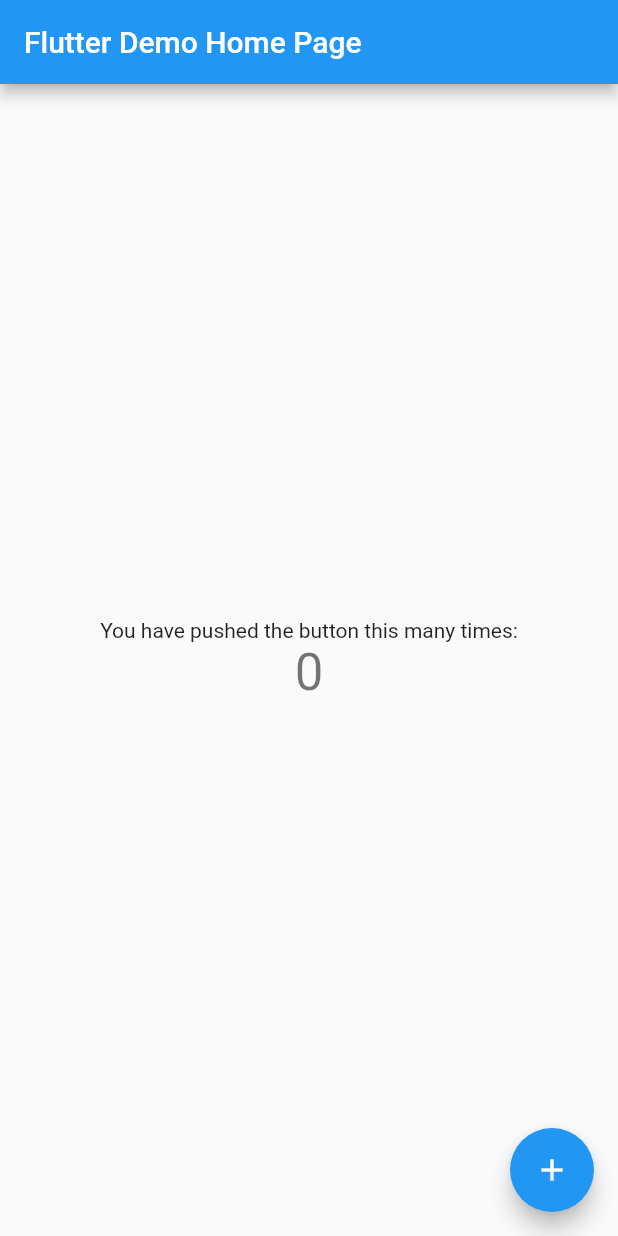
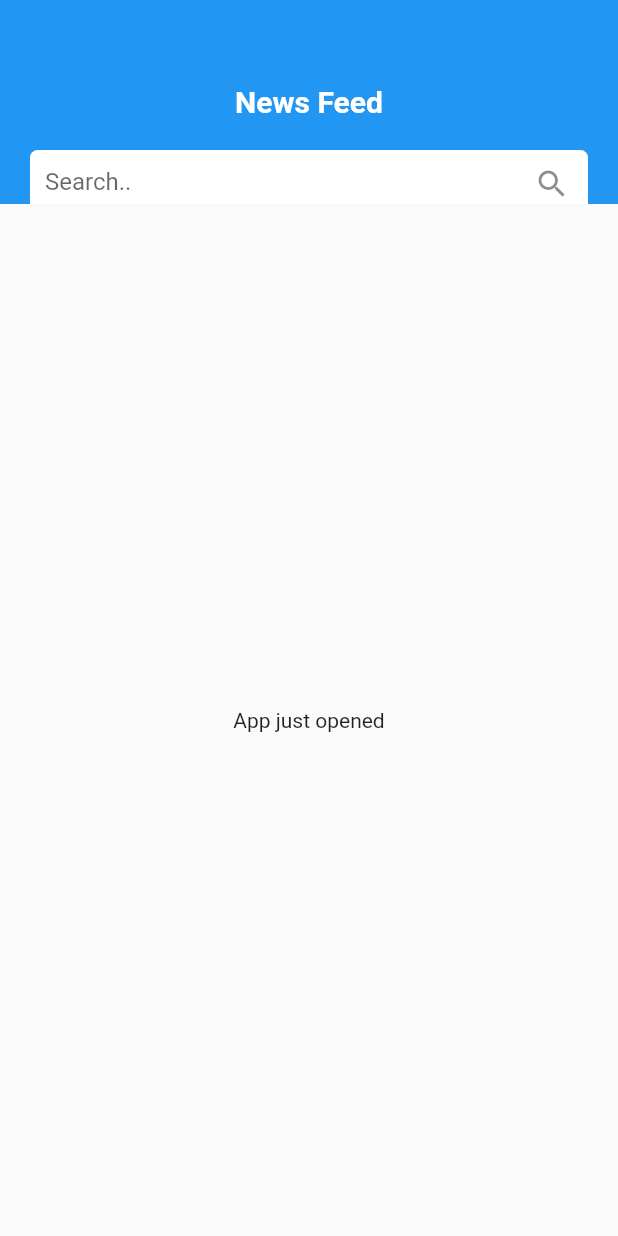
Before and after one commit to codex-dev/news-reader-flutter-bloc, a Flutter app: the screen it shows after launch, on a phone screen of 412 x 824 dp. Run offline on Flutter 3.47's test engine with Material 2 defaults, Android fonts, the light colour scheme and no system bars; our stand-ins replace bloc, equatable, flutter_bloc.

Commit message:
applied bloc; retrieves search results; pagination to be added

```diff
--- /dev/null
+++ b/lib/constants/strings.dart
@@ -0,0 +1 @@
+const DETAILS_SCREEN = "/details";
--- /dev/null
+++ b/lib/cubit/news_cubit.dart
@@ -0,0 +1,28 @@
+import 'package:bloc/bloc.dart';
+import 'package:equatable/equatable.dart';
+import 'package:flutter/foundation.dart';
+import 'package:news_app_flutter/data/models/news.dart';
+import 'package:news_app_flutter/data/repository/news_repository.dart';
+
+part 'news_state.dart';
+
+class NewsCubit extends Cubit<NewsState> {
+  final NewsRepository repository;
+
+  NewsCubit({required this.repository}) : super(NewsInitialState());
+
+  void getNewsArticles(String parameters) {
+    emit(NewsLoadingState());
+
+    try {
+      repository
+          .getArticleList(parameters)
+          .then((articles) => emit(NewsLoadedState(articles: articles)));
+    } catch (e) {
+      if (kDebugMode) {
+        print(e);
+      }
+      emit(NewsLoadingErrorState(error: e.toString()));
+    }
+  }
+}
--- /dev/null
+++ b/lib/cubit/news_state.dart
@@ -0,0 +1,24 @@
+part of 'news_cubit.dart';
+
+abstract class NewsState extends Equatable {
+  const NewsState();
+
+  @override
+  List<Object> get props => [];
+}
+
+class NewsInitialState extends NewsState {}
+
+class NewsLoadingState extends NewsState {}
+
+class NewsLoadedState extends NewsState {
+  final List<Article> articles;
+
+  NewsLoadedState({required this.articles});
+}
+
+class NewsLoadingErrorState extends NewsState {
+  final String error;
+
+  NewsLoadingErrorState({required this.error});
+}
--- /dev/null
+++ b/lib/data/models/news.dart
@@ -0,0 +1,94 @@
+import 'dart:convert';
+
+News newsFromJson(String str) => News.fromJson(json.decode(str));
+
+String newsToJson(News data) => json.encode(data.toJson());
+
+class News {
+  News({
+    required this.status,
+    required this.totalResults,
+    required this.articles,
+  });
+
+  String status;
+  int totalResults;
+  List<Article> articles;
+
+  factory News.fromJson(Map<String, dynamic> json) => News(
+        status: json["status"],
+        totalResults: json["totalResults"],
+        articles: List<Article>.from(
+            json["articles"].map((x) => Article.fromJson(x))),
+      );
+
+  Map<String, dynamic> toJson() => {
+        "status": status,
+        "totalResults": totalResults,
+        "articles": List<dynamic>.from(articles.map((x) => x.toJson())),
+      };
+}
+
+class Article {
+  Article({
+    required this.source,
+    required this.author,
+    required this.title,
+    required this.description,
+    required this.url,
+    required this.urlToImage,
+    required this.publishedAt,
+    required this.content,
+  });
+
+  Source source;
+  String? author;
+  String title;
+  String? description;
+  String url;
+  String urlToImage;
+  DateTime publishedAt;
+  String content;
+
+  factory Article.fromJson(Map<String, dynamic> json) => Article(
+        source: Source.fromJson(json["source"]),
+        author: json["author"],
+        title: json["title"],
+        description: json["description"],
+        url: json["url"],
+        urlToImage: json["urlToImage"],
+        publishedAt: DateTime.parse(json["publishedAt"]),
+        content: json["content"],
+      );
+
+  Map<String, dynamic> toJson() => {
+        "source": source.toJson(),
+        "author": author,
+        "title": title,
+        "description": description,
+        "url": url,
+        "urlToImage": urlToImage,
+        "publishedAt": publishedAt.toIso8601String(),
+        "content": content,
+      };
+}
+
+class Source {
+  Source({
+    required this.id,
+    required this.name,
+  });
+
+  String? id;
+  String name;
+
+  factory Source.fromJson(Map<String, dynamic> json) => Source(
+        id: json["id"],
+        name: json["name"],
+      );
+
+  Map<String, dynamic> toJson() => {
+        "id": id,
+        "name": name,
+      };
+}
--- /dev/null
+++ b/lib/data/repository/news_repository.dart
@@ -0,0 +1,19 @@
+import 'dart:convert';
+
+import 'package:news_app_flutter/data/services/network_service.dart';
+
+import '../models/news.dart';
+
+class NewsRepository {
+  final NetworkService networkService;
+
+  NewsRepository({required this.networkService});
+
+  Future<List<Article>> getArticleList(String parameters) async {
+    final response = await networkService.getNews(parameters);
+    final news = newsFromJson(response.body);
+    // final news = jsonDecode(response.body) as News; // causes cast error
+    // final articles = news.articles.map((json) => Article.fromJson()).toList();
+    return news.articles;
+  }
+}
--- /dev/null
+++ b/lib/data/services/network_service.dart
@@ -0,0 +1,27 @@
+import 'dart:convert';
+import 'package:flutter/foundation.dart';
+import 'package:http/http.dart' as http;
+import 'package:news_app_flutter/data/models/news.dart';
+
+class NetworkService {
+  final _baseUrl = "https://newsapi.org/v2/everything?"
+      "apiKey=cec0a4b71e234f658153457823545ade&language=en&sortBy=relevancy";
+
+  Future<http.Response> getNews(String parameters) async {
+    try {
+      final uri = Uri.parse('$_baseUrl$parameters');
+      final response = await http.get(uri);
+
+      if (kDebugMode) {
+        print(response.body);
+      }
+
+      return response;
+    } catch (e) {
+      if (kDebugMode) {
+        print(e);
+      }
+      rethrow;
+    }
+  }
+}
--- a/lib/main.dart
+++ b/lib/main.dart
@@ -1,115 +1,26 @@
 import 'package:flutter/material.dart';
+import 'package:flutter_bloc/flutter_bloc.dart';
+import 'package:news_app_flutter/cubit/news_cubit.dart';
+import 'package:news_app_flutter/data/repository/news_repository.dart';
+import 'package:news_app_flutter/data/services/network_service.dart';
+import 'package:news_app_flutter/presentation/screens/news_list_screen.dart';
 
 void main() {
-  runApp(const MyApp());
+  runApp(const NewsApp());
 }
 
-class MyApp extends StatelessWidget {
-  const MyApp({Key? key}) : super(key: key);
+class NewsApp extends StatelessWidget {
+  const NewsApp({Key? key}) : super(key: key);
 
-  // This widget is the root of your application.
   @override
   Widget build(BuildContext context) {
     return MaterialApp(
-      title: 'Flutter Demo',
-      theme: ThemeData(
-        // This is the theme of your application.
-        //
-        // Try running your application with "flutter run". You'll see the
-        // application has a blue toolbar. Then, without quitting the app, try
-        // changing the primarySwatch below to Colors.green and then invoke
-        // "hot reload" (press "r" in the console where you ran "flutter run",
-        // or simply save your changes to "hot reload" in a Flutter IDE).
-        // Notice that the counter didn't reset back to zero; the application
-        // is not restarted.
-        primarySwatch: Colors.blue,
+      debugShowCheckedModeBanner: false,
+      home: BlocProvider(
+        create: (context) => NewsCubit(
+            repository: NewsRepository(networkService: NetworkService())),
+        child: NewsListScreen(),
       ),
-      home: const MyHomePage(title: 'Flutter Demo Home Page'),
     );
   }
 }
-
-class MyHomePage extends StatefulWidget {
-  const MyHomePage({Key? key, required this.title}) : super(key: key);
-
-  // This widget is the home page of your application. It is stateful, meaning
-  // that it has a State object (defined below) that contains fields that affect
-  // how it looks.
-
-  // This class is the configuration for the state. It holds the values (in this
-  // case the title) provided by the parent (in this case the App widget) and
-  // used by the build method of the State. Fields in a Widget subclass are
-  // always marked "final".
-
-  final String title;
-
-  @override
-  State<MyHomePage> createState() => _MyHomePageState();
-}
-
-class _MyHomePageState extends State<MyHomePage> {
-  int _counter = 0;
-
-  void _incrementCounter() {
-    setState(() {
-      // This call to setState tells the Flutter framework that something has
-      // changed in this State, which causes it to rerun the build method below
-      // so that the display can reflect the updated values. If we changed
-      // _counter without calling setState(), then the build method would not be
-      // called again, and so nothing would appear to happen.
-      _counter++;
-    });
-  }
-
-  @override
-  Widget build(BuildContext context) {
-    // This method is rerun every time setState is called, for instance as done
-    // by the _incrementCounter method above.
-    //
-    // The Flutter framework has been optimized to make rerunning build methods
-    // fast, so that you can just rebuild anything that needs updating rather
-    // than having to individually change instances of widgets.
-    return Scaffold(
-      appBar: AppBar(
-        // Here we take the value from the MyHomePage object that was created by
-        // the App.build method, and use it to set our appbar title.
-        title: Text(widget.title),
-      ),
-      body: Center(
-        // Center is a layout widget. It takes a single child and positions it
-        // in the middle of the parent.
-        child: Column(
-          // Column is also a layout widget. It takes a list of children and
-          // arranges them vertically. By default, it sizes itself to fit its
-          // children horizontally, and tries to be as tall as its parent.
-          //
-          // Invoke "debug painting" (press "p" in the console, choose the
-          // "Toggle Debug Paint" action from the Flutter Inspector in Android
-          // Studio, or the "Toggle Debug Paint" command in Visual Studio Code)
-          // to see the wireframe for each widget.
-          //
-          // Column has various properties to control how it sizes itself and
-          // how it positions its children. Here we use mainAxisAlignment to
-          // center the children vertically; the main axis here is the vertical
-          // axis because Columns are vertical (the cross axis would be
-          // horizontal).
-          mainAxisAlignment: MainAxisAlignment.center,
-          children: <Widget>[
-            const Text(
-              'You have pushed the button this many times:',
-            ),
-            Text(
-              '$_counter',
-              style: Theme.of(context).textTheme.headline4,
-            ),
-          ],
-        ),
-      ),
-      floatingActionButton: FloatingActionButton(
-        onPressed: _incrementCounter,
-        tooltip: 'Increment',
-        child: const Icon(Icons.add),
-      ), // This trailing comma makes auto-formatting nicer for build methods.
-    );
-  }
-}
--- /dev/null
+++ b/lib/presentation/app_router.dart
@@ -0,0 +1,25 @@
+import 'package:flutter/cupertino.dart';
+import 'package:flutter/material.dart';
+import 'package:flutter_bloc/flutter_bloc.dart';
+import 'package:news_app_flutter/constants/strings.dart';
+import 'package:news_app_flutter/data/repository/news_repository.dart';
+import 'package:news_app_flutter/presentation/screens/news_list_screen.dart';
+
+class AppRouter {
+  // NewsRepository repository;
+
+
+  // AppRouter();
+
+  // Route generateRoute(RouteSettings settings) {
+  //   switch (settings.name) {
+  //     case "/":
+  //     case DETAILS_SCREEN:
+  //       return MaterialPageRoute(
+  //           builder: (_) => BlocProvider.value(
+  //                 value: value,
+  //                 child: NewsListScreen(),
+  //               ));
+  //   }
+  // }
+}
--- /dev/null
+++ b/lib/presentation/screens/news_details_screen.dart
@@ -0,0 +1,17 @@
+import 'package:flutter/material.dart';
+
+class NewsDetailsScreen extends StatelessWidget {
+  const NewsDetailsScreen({Key? key}) : super(key: key);
+
+  @override
+  Widget build(BuildContext context) {
+    return Scaffold(
+      appBar: AppBar(
+        title: Text('News Details'),
+      ),
+      body: Center(
+        child: Text('News details will be shown here..'),
+      ),
+    );
+  }
+}
--- /dev/null
+++ b/lib/presentation/screens/news_list_screen.dart
@@ -0,0 +1,125 @@
+import 'package:flutter/material.dart';
+import 'package:flutter_bloc/flutter_bloc.dart';
+import 'package:news_app_flutter/cubit/news_cubit.dart';
+
+class NewsListScreen extends StatefulWidget {
+  const NewsListScreen({Key? key}) : super(key: key);
+
+  @override
+  State<NewsListScreen> createState() => _NewsListScreenState();
+}
+
+class _NewsListScreenState extends State<NewsListScreen> {
+  final queryController = TextEditingController();
+  int page = 1;
+  final pageSize = 20;
+
+  @override
+  Widget build(BuildContext context) {
+    return Scaffold(
+      appBar: _appBar(AppBar().preferredSize.height, context),
+      body: BlocBuilder<NewsCubit, NewsState>(builder: (context, state) {
+        if (state is NewsInitialState) {
+          return Center(
+            child: Text('App just opened'),
+          );
+        } else if (state is NewsLoadingState) {
+          return Center(
+            child: CircularProgressIndicator(),
+          );
+        }
+
+        final articlesList = (state as NewsLoadedState).articles;
+
+        // state is NewsLoadedState
+        return Center(
+          child: ListView.separated(
+              itemBuilder: (context, index) {
+                final article = articlesList[index];
+
+                return ListTile(
+                  title: Padding(
+                    child: Text(
+                      article.title,
+                      maxLines: 2,
+                    ),
+                    padding: const EdgeInsets.only(bottom: 10.0),
+                  ),
+                  subtitle: Text(
+                    article.description ?? "",
+                    maxLines: 3,
+                    textAlign: TextAlign.justify,
+                  ),
+                  leading: CircleAvatar(
+                    radius: 30.0,
+                    backgroundImage: NetworkImage(article.urlToImage),
+                    backgroundColor: Colors.transparent,
+                  ),
+                  onTap: () {
+                    // TODO: move on to next screen
+                  },
+                );
+              },
+              separatorBuilder: (context, index) => Divider(),
+              itemCount: articlesList.length),
+        );
+      }),
+    );
+  }
+
+  _appBar(height, BuildContext context) {
+    final cubit = context.watch<NewsCubit>();
+
+    return PreferredSize(
+      preferredSize: Size(MediaQuery.of(context).size.width, height + 80),
+      child: Stack(
+        children: <Widget>[
+          Container(
+            // Background
+            child: const Center(
+              child: Text(
+                "News Feed",
+                style: TextStyle(
+                    fontSize: 20.0,
+                    fontWeight: FontWeight.w600,
+                    color: Colors.white),
+              ),
+            ),
+            color: Theme.of(context).primaryColor,
+            height: height + 100,
+            width: MediaQuery.of(context).size.width,
+          ),
+          Positioned(
+              // To take AppBar Size only
+              top: 100.0,
+              left: 20.0,
+              right: 20.0,
+              child: Container(
+                height: 45,
+                width: double.infinity,
+                decoration: BoxDecoration(
+                    color: Colors.white,
+                    borderRadius: BorderRadius.circular(5)),
+                child: Center(
+                  child: TextField(
+                      controller: queryController,
+                      decoration: InputDecoration(
+                          suffixIcon: IconButton(
+                            icon: const Icon(Icons.search),
+                            onPressed: () {
+                              String params =
+                                  "&q=${queryController.text}&page=$page&pageSize=$pageSize";
+                              cubit.getNewsArticles(params);
+                            },
+                          ),
+                          hintText: 'Search..',
+                          border: InputBorder.none,
+                          contentPadding: const EdgeInsets.all(10.0)),
+                      textInputAction: TextInputAction.search),
+                ),
+              ))
+        ],
+      ),
+    );
+  }
+}
```
Also changed, not shown: pubspec.yaml (+6 -17 lines), pubspec.lock, 1 other file.
